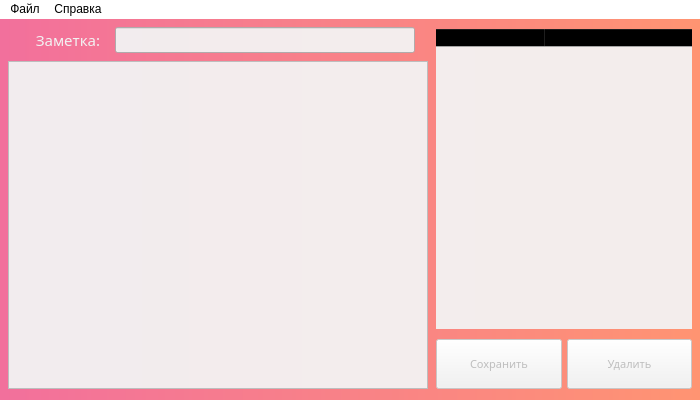
Qt form src/forms/main_window.ui (EgorBlyablin/MyMemo) before a commit.
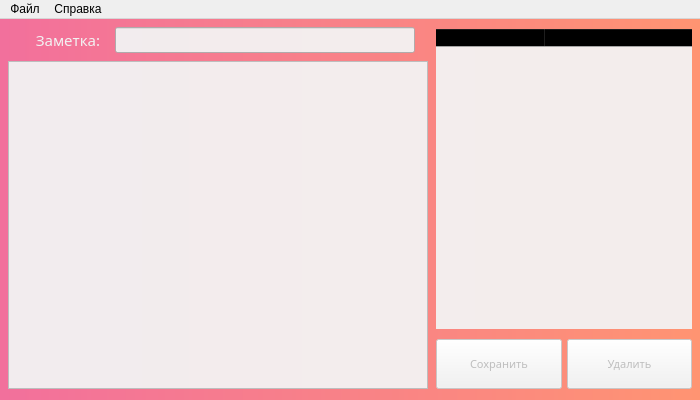
The same form after that commit. Icons and pictures are not drawn.

What changed in the file:
```diff
--- a/src/forms/main_window.ui
+++ b/src/forms/main_window.ui
@@ -38,8 +38,7 @@
    <bool>false</bool>
   </property>
   <property name="styleSheet">
-   <string notr="true">background-color: rgb(255, 255, 255);
-border-color: rgb(0, 0, 0);</string>
+   <string notr="true"/>
   </property>
   <property name="toolButtonStyle">
    <enum>Qt::ToolButtonTextOnly</enum>
@@ -741,7 +740,7 @@
      <x>0</x>
      <y>0</y>
      <width>700</width>
-     <height>20</height>
+     <height>21</height>
     </rect>
    </property>
    <property name="sizePolicy">
```
Left out of the diff: 72 changed lines with no effect on the pictures.
